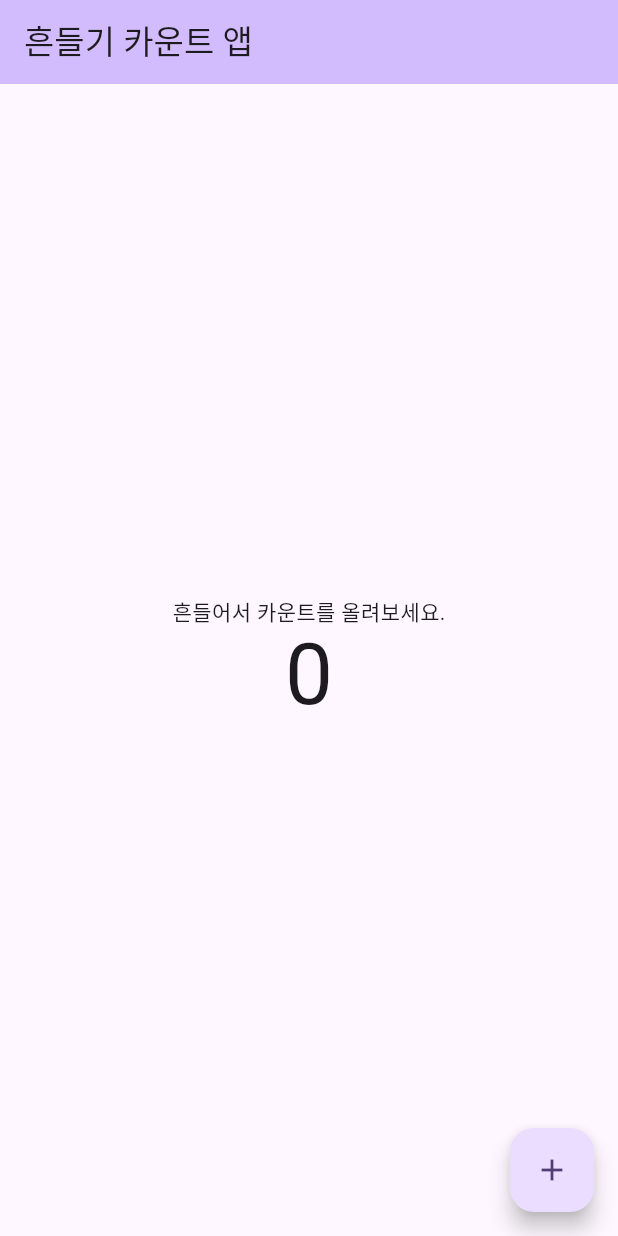
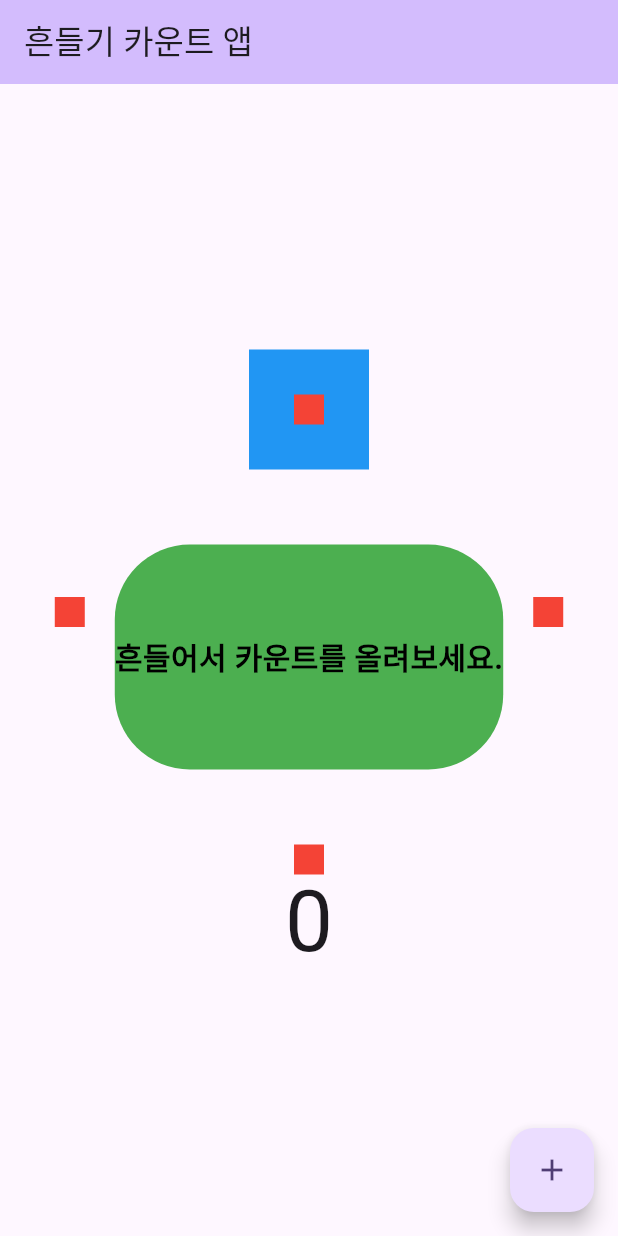
Before and after one commit to hoa0217/dart_study, a Flutter app: the screen it shows after launch, on a phone screen of 412 x 824 dp. Run offline on Flutter 3.47's test engine with Material 3 defaults, Android fonts, the phone set to English and light mode, and no system bars; our stand-ins replace google_fonts, velocity_x; missing offline and left inert: shake.

Commit message:
feature: 3-1 velocity_x라이브러리

```diff
--- a/shake_count_app/lib/my_home_page.dart
+++ b/shake_count_app/lib/my_home_page.dart
@@ -1,5 +1,7 @@
 import 'package:flutter/material.dart';
 import 'package:shake/shake.dart';
+import 'package:shake_count_app/red_box.dart';
+import 'package:velocity_x/velocity_x.dart';
 
 class MyHomePage extends StatefulWidget {
   const MyHomePage({super.key, required this.title});
@@ -67,10 +69,7 @@ class _MyHomePageState extends State<MyHomePage> with WidgetsBindingObserver {
         // TRY THIS: Try changing the color here to a specific color (to
         // Colors.amber, perhaps?) and trigger a hot reload to see the AppBar
         // change color while the other colors stay the same.
-        backgroundColor: Theme
-            .of(context)
-            .colorScheme
-            .inversePrimary,
+        backgroundColor: Theme.of(context).colorScheme.inversePrimary,
         // Here we take the value from the MyHomePage object that was created by
         // the App.build method, and use it to set our appbar title.
         title: Text(widget.title),
@@ -94,15 +93,41 @@ class _MyHomePageState extends State<MyHomePage> with WidgetsBindingObserver {
           // wireframe for each widget.
           mainAxisAlignment: MainAxisAlignment.center,
           children: <Widget>[
-            const Text(
-              '흔들어서 카운트를 올려보세요.',
+            Row(
+              mainAxisAlignment: MainAxisAlignment.center,
+              children: [
+                const RedBox(),
+                Column(
+                  children: [
+                    const RedBox()
+                        .box
+                        .padding(EdgeInsets.all(30))
+                        .color(Colors.blue)
+                        .make(),
+                    '흔들어서 카운트를 올려보세요.'
+                        .text
+                        .color(Colors.cyan)
+                        .bold
+                        .white
+                        .black
+                        .size(20)
+                        .isIntrinsic
+                        .makeCentered()
+                        .box
+                        .withRounded(value: 50)
+                        .color(Colors.green)
+                        .height(150)
+                        .make()
+                        .pSymmetric(h: 20, v: 50),
+                    const RedBox(),
+                  ],
+                ),
+                const RedBox(),
+              ],
             ),
             Text(
               '$_counter',
-              style: Theme
-                  .of(context)
-                  .textTheme
-                  .displayLarge,
+              style: Theme.of(context).textTheme.displayLarge,
             ),
           ],
         ),
--- /dev/null
+++ b/shake_count_app/lib/red_box.dart
@@ -0,0 +1,12 @@
+import 'package:flutter/material.dart';
+import 'package:velocity_x/velocity_x.dart';
+
+class RedBox extends StatelessWidget {
+  const RedBox({
+    super.key,
+  });
+
+  @override
+  Widget build(BuildContext context) =>
+      Container().box.color(Colors.red).size(20, 20).make();
+}
--- a/shake_count_app/pubspec.yaml
+++ b/shake_count_app/pubspec.yaml
@@ -34,6 +34,7 @@ dependencies:
   # Use with the CupertinoIcons class for iOS style icons.
   cupertino_icons: ^1.0.2
   shake: ^2.2.0
+  velocity_x: ^4.1.2
 
 dev_dependencies:
   flutter_test:
```
Also changed, not shown: shake_count_app/pubspec.lock.
